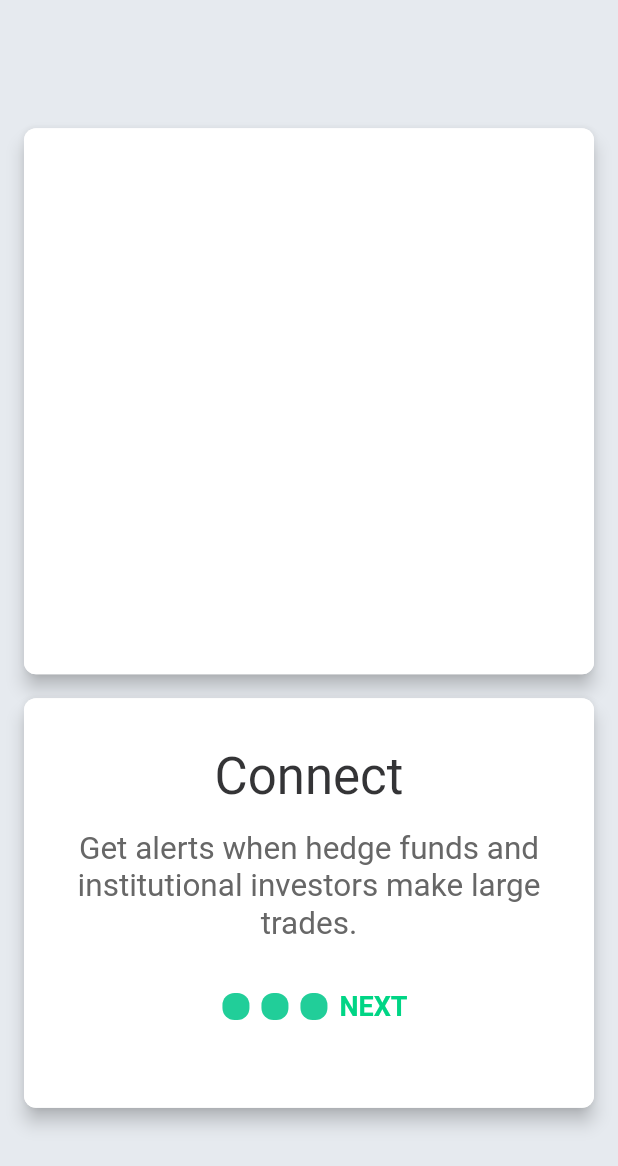
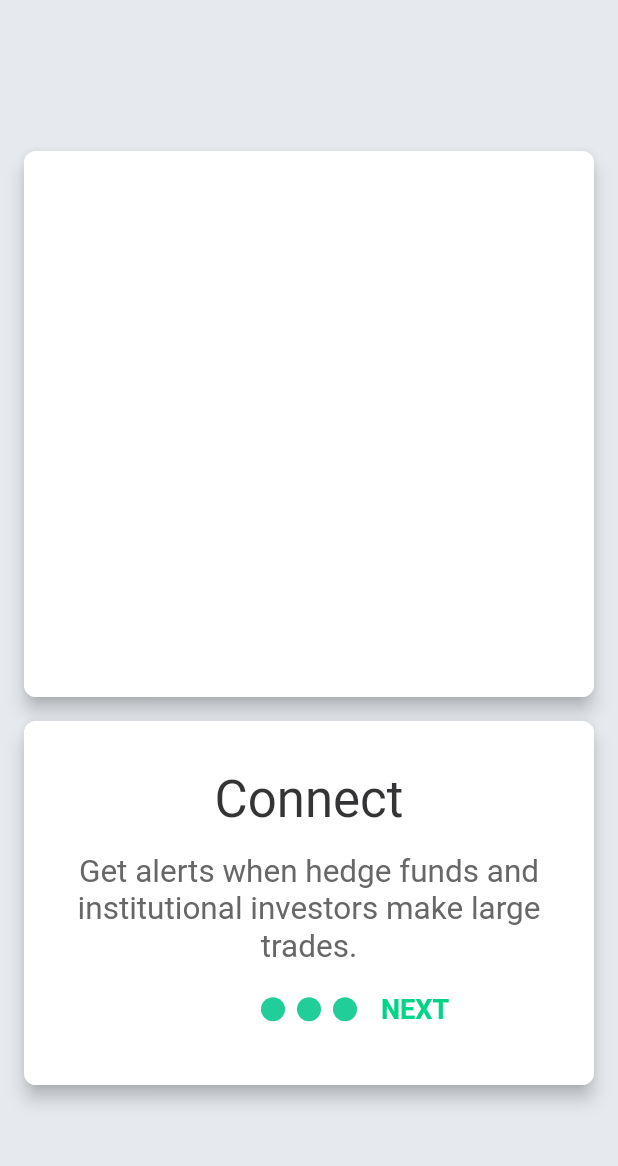
Before and after one commit to alarichartsock/smartmoney, a Flutter app: the screen it shows after launch, after a tap on "NEXT", on a phone screen of 412 x 824 dp. Shown: the top 1166 px of the screen. Run offline on Flutter 3.47's test engine with Material 2 defaults, Android fonts, the phone set to English and light mode, and no system bars; our stand-ins replace bloc, flutter_bloc.

Commit message:
cleaned code & fixed alignment issue
title self explanatory. minor change

```diff
--- a/lib/onboarding/onboarding.dart
+++ b/lib/onboarding/onboarding.dart
@@ -4,75 +4,22 @@ import '../logic/themebloc.dart';
 import 'dart:async';
 
 /*
-List of all the data needed for our specific OnboardingPages. Includes title, description, and ID. Todo: add image.
+Align our 3 OnboaringPages and one PromptPage in a Pageview, recieve when a user taps next and turn the page.
 */
-
-List<PageModel> pageList = [
-  PageModel(
-    "Trade Smart",
-    "Filter stocks by metrics like short interest and short interest change.",
-    1,
-
-  ),
-  PageModel(
-    "Connect",
-    "Get alerts when hedge funds and investors make large trades.",
-    2,
-  ),
-  PageModel(
-    "Get an Edge",
-    "View legal insider trades filed with the SEC, made by top executives.",
-    3,
-  )
-];
-
-class PageModel {
-  String title;
-  String description;
-  int id;
-
-  PageModel(
-    String title,
-    String description,
-    int id);
-
-}
-
 class Onboarding extends StatefulWidget {
   @override
   _OnboardingState createState() => _OnboardingState();
 }
 
-class _OnboardingState extends State<Onboarding>  with SingleTickerProviderStateMixin{
+class _OnboardingState extends State<Onboarding>
+    with SingleTickerProviderStateMixin {
 
-
-  // AnimationController controller;
-  // Animation<double> _fillAnimation;
-
-  // @override
-  // void initState() {
-  //   super.initState();
-  //   controller = AnimationController(duration: const Duration(seconds: 2), vsync: this);
-  //   _fillAnimation = Tween<double>(begin: 0, end: 300).animate(controller)
-  //   ..addListener(() {
-  //     //changes
-  //   }
-  //   );
-  // }
-
-  // @override
-  // void dispose() {
-  //   controller.dispose();
-  //   super.dispose();
-  // }
-
-  PageController _pageController = new PageController(
-
-  );
+  PageController _pageController = new PageController();
   int currentpage = 0;
 
   void jumpForward() {
-    _pageController.nextPage(curve: Curves.easeIn, duration: Duration(milliseconds: 200));
+    _pageController.nextPage(
+        curve: Curves.easeIn, duration: Duration(milliseconds: 200));
   }
 
   @override
@@ -84,20 +31,17 @@ class _OnboardingState extends State<Onboarding>  with SingleTickerProviderState
             "Trade Smart",
             "Filter stocks by metrics like short interest and short interest change.",
             0,
-          jumpForward
-        ),
+            jumpForward),
         OnboardingPage(
             "Connect",
             "Get alerts when hedge funds and institutional investors make large trades.",
             1,
-          jumpForward
-        ),
+            jumpForward),
         OnboardingPage(
             "Get an Edge",
             "View legal insider trades filed with the SEC, made by top executives.",
             2,
-          jumpForward
-        ),
+            jumpForward),
         PromptScreen(),
       ],
     );
@@ -108,7 +52,6 @@ class _OnboardingState extends State<Onboarding>  with SingleTickerProviderState
   Returns an OnboardingPage with tile, description, and image fields.
 */
 class OnboardingPage extends StatefulWidget {
-
   String title;
   String description;
   int id;
@@ -123,21 +66,13 @@ class OnboardingPage extends StatefulWidget {
 
   @override
   _OnboardingPageState createState() => _OnboardingPageState(
-    title: title,
-    description: description,
-    id: id,
-    nextPressed: nextPressed
-  );
+      title: title, description: description, id: id, nextPressed: nextPressed);
 }
 
-class _OnboardingPageState extends State<OnboardingPage> with SingleTickerProviderStateMixin{
-
-  _OnboardingPageState({
-    this.title,
-    this.description,
-    this.id,
-    this.nextPressed
-  });
+class _OnboardingPageState extends State<OnboardingPage>
+    with SingleTickerProviderStateMixin {
+  _OnboardingPageState(
+      {this.title, this.description, this.id, this.nextPressed});
 
   String title;
   String description;
@@ -146,19 +81,22 @@ class _OnboardingPageState extends State<OnboardingPage> with SingleTickerProvid
 
   @override
   Widget build(BuildContext context) {
-
-    double screenHeight = MediaQuery.of(context).size.height; //fetching width and height values of device
+    double screenHeight = MediaQuery.of(context)
+        .size
+        .height; //fetching width and height values of device
     double _screenWidth = MediaQuery.of(context).size.width;
     const double _margin = 16.0; //left and right margins
     double _containerWidth = _screenWidth - (_margin * 2);
     const double _padding = 8.0;
 
-    ThemeData blocData = BlocProvider.of<ThemeBloc>(context).currentState; //storing as a variable to prevent long lines. cut down if not needed.
+    ThemeData blocData = BlocProvider.of<ThemeBloc>(context)
+        .currentState; //storing as a variable to prevent long lines. cut down if not needed.
 
     return Scaffold(
       extendBody: false,
       backgroundColor: Colors.transparent,
-        body: Container( //background
+      body: Container(
+        //background
         color: BlocProvider.of<ThemeBloc>(context).currentState.backgroundColor,
         width: double.infinity,
         height: double.infinity,
@@ -166,19 +104,20 @@ class _OnboardingPageState extends State<OnboardingPage> with SingleTickerProvid
           crossAxisAlignment: CrossAxisAlignment.center,
           mainAxisAlignment: MainAxisAlignment.center,
           children: <Widget>[
-              Material( //todo: add images to top
+            Material(
+              //todo: add images to top
               borderRadius: BorderRadius.all(const Radius.circular(8.0)),
               elevation: 5.0,
-                  child: Container( // Aspect ratio is 1:1.
+              child: Container(
+                // Aspect ratio is 1:1.
                 width: _containerWidth,
                 height: _containerWidth - _margin,
                 decoration: BoxDecoration(
-                    borderRadius: BorderRadius.all(
-                      const Radius.circular(8.0)
+                  borderRadius: BorderRadius.all(const Radius.circular(8.0)),
+                  color: BlocProvider.of<ThemeBloc>(context)
+                      .currentState
+                      .canvasColor,
                 ),
-                    color: BlocProvider.of<ThemeBloc>(context).currentState.canvasColor,
-                  ),
-
               ),
             ),
             Padding(
@@ -186,41 +125,58 @@ class _OnboardingPageState extends State<OnboardingPage> with SingleTickerProvid
               child: Material(
                 borderRadius: BorderRadius.all(const Radius.circular(8.0)),
                 elevation: 5.0,
-                  child: Container( // Aspect ratio is 1:1.
+                child: Container(
+                    // Aspect ratio is 1:1.
                     width: _containerWidth,
-                  height: 3/4 * (_containerWidth - _margin),
+                    height: 2 / 3 * (_containerWidth - _margin),
+                    decoration: BoxDecoration(
+                      borderRadius:
+                          BorderRadius.all(const Radius.circular(8.0)),
+                      color: blocData.canvasColor,
+                    ),
+                    child: Stack(
+                      alignment: AlignmentDirectional.bottomCenter,
+                      children: <Widget>[
+                      Column(
+                        children: <Widget>[
+                          Padding(
+                            padding: const EdgeInsets.only(
+                                top: _margin * 2,
+                                left: _margin,
+                                right: _margin),
+                            child: Text(
+                              "$title",
+                              style: blocData.textTheme.display3,
+                              textAlign: TextAlign.center,
+                            ),
+                          ),
+                          Padding(
+                            padding: const EdgeInsets.only(
+                                top: _margin, left: _margin, right: _margin),
+                            child: Text(
+                              "$description",
+                              style: blocData.textTheme.title,
+                              textAlign: TextAlign.center,
+                            ),
+                          ),
+                        ],
+                      ),
+                      Row(
+                          children: <Widget>[
+                            Padding(
+                              padding: EdgeInsets.only(top: 32, bottom: 40.0),
+                              child: Row(
+                                  crossAxisAlignment: CrossAxisAlignment.center,
+                                  //mainAxisAlignment: MainAxisAlignment.center,
+                                  children: <Widget>[
+                                    Padding(
+                                      padding: EdgeInsets.only(left: (_containerWidth / 2) - 32),
+                                      child: Container(
+                                        width: 16.0,
+                                        height: 16.0,
                                         decoration: BoxDecoration(
                                           borderRadius: BorderRadius.all(
-                      const Radius.circular(8.0)
-                    ),
-                    color: blocData.canvasColor,
-                  ),
-                  child: Column(
-                    crossAxisAlignment: CrossAxisAlignment.center,
-                    mainAxisAlignment: MainAxisAlignment.start,
-                    children: <Widget>[
-                      Padding(
-                        padding: const EdgeInsets.only(top: _margin * 2, left: _margin, right: _margin),
-                        child: Text("$title", style: blocData.textTheme.display3, textAlign: TextAlign.center,),
-                      ),
-                      Padding(
-                        padding: const EdgeInsets.only(top: _margin, left: _margin, right: _margin),
-                        child: Text("$description", style: blocData.textTheme.title,textAlign: TextAlign.center,),
-                      ),
-                      Padding(
-                        padding: EdgeInsets.only(top: 32),
-                        child: Row(
-                          mainAxisAlignment: MainAxisAlignment.center,
-                          children: <Widget>[
-                            Padding(
-                              padding: EdgeInsets.only(left: 8.0),
-                              child: Container(
-                                width: 18.0,
-                                height: 18.0,
-                                decoration: BoxDecoration(
-                                  borderRadius: BorderRadius.all(
-                                    const Radius.circular(8.0)
-                                  ),
+                                              const Radius.circular(8.0)),
                                           color: blocData.primaryColor,
                                         ),
                                       ),
@@ -228,12 +184,11 @@ class _OnboardingPageState extends State<OnboardingPage> with SingleTickerProvid
                                     Padding(
                                       padding: EdgeInsets.only(left: 8.0),
                                       child: Container(
-                                width: 18.0,
-                                height: 18.0,
+                                        width: 16.0,
+                                        height: 16.0,
                                         decoration: BoxDecoration(
                                           borderRadius: BorderRadius.all(
-                                    const Radius.circular(8.0)
-                                  ),
+                                              const Radius.circular(8.0)),
                                           color: blocData.primaryColor,
                                         ),
                                       ),
@@ -241,31 +196,31 @@ class _OnboardingPageState extends State<OnboardingPage> with SingleTickerProvid
                                     Padding(
                                       padding: EdgeInsets.only(left: 8.0),
                                       child: Container(
-                                width: 18.0,
-                                height: 18.0,
+                                        width: 16.0,
+                                        height: 16.0,
                                         decoration: BoxDecoration(
                                           borderRadius: BorderRadius.all(
-                                    const Radius.circular(8.0)
-                                  ),
+                                              const Radius.circular(8.0)),
                                           color: blocData.primaryColor,
                                         ),
                                       ),
                                     ),
                                     Padding(
-                              padding: const EdgeInsets.only(left: 8.0),
+                                      padding: const EdgeInsets.only(left: 16.0),
                                       child: GestureDetector(
-                                child: Text("NEXT", style: blocData.textTheme.button),
+                                        child: Text("NEXT",
+                                            style: blocData.textTheme.button),
                                         onTap: () {
                                           nextPressed();
                                         },
                                       ),
                                     ),
+                                  ]),
+                            ),
                           ],
                         ),
-                      )
-                    ],
-                  )
-                ),
+
+                    ])),
               ),
             ),
           ],
@@ -275,29 +230,33 @@ class _OnboardingPageState extends State<OnboardingPage> with SingleTickerProvid
   }
 }
 
+/*
+  Returns a hard coded Promptscreen, prompting a user to either log in or sign up.
+*/
 class PromptScreen extends StatefulWidget {
   @override
   _PromptScreenState createState() => _PromptScreenState();
 }
 
 class _PromptScreenState extends State<PromptScreen> {
-
-
   @override
   Widget build(BuildContext context) {
-    double screenHeight = MediaQuery.of(context).size.height; //fetching width and height values of device
+    double screenHeight = MediaQuery.of(context)
+        .size
+        .height; //fetching width and height values of device
     double _screenWidth = MediaQuery.of(context).size.width;
     const double _margin = 16.0; //left and right margins
     double _containerWidth = _screenWidth - (_margin * 2);
     const double _padding = 8.0;
 
-    ThemeData blocData = BlocProvider.of<ThemeBloc>(context).currentState; //storing as a variable to prevent long lines. cut down if not needed.
-
+    ThemeData blocData = BlocProvider.of<ThemeBloc>(context)
+        .currentState; //storing as a variable to prevent long lines. cut down if not needed.
 
     return Scaffold(
       extendBody: false,
       backgroundColor: Colors.transparent,
-        body: Container( //background
+      body: Container(
+        //background
         color: BlocProvider.of<ThemeBloc>(context).currentState.backgroundColor,
         width: double.infinity,
         height: double.infinity,
@@ -305,19 +264,19 @@ class _PromptScreenState extends State<PromptScreen> {
           crossAxisAlignment: CrossAxisAlignment.center,
           mainAxisAlignment: MainAxisAlignment.center,
           children: <Widget>[
-              Material( //todo: add images to top
+            Material(
+              //todo: add images to top
               borderRadius: BorderRadius.all(const Radius.circular(8.0)),
               elevation: 5.0,
               child: Container(
                 width: _containerWidth,
-                  height: 6/5 * _containerWidth ,
+                height: 6 / 5 * _containerWidth,
                 decoration: BoxDecoration(
-                    borderRadius: BorderRadius.all(
-                      const Radius.circular(8.0)
+                  borderRadius: BorderRadius.all(const Radius.circular(8.0)),
+                  color: BlocProvider.of<ThemeBloc>(context)
+                      .currentState
+                      .canvasColor,
                 ),
-                    color: BlocProvider.of<ThemeBloc>(context).currentState.canvasColor,
-                  ),
-
               ),
             ),
             Padding(
@@ -325,13 +284,13 @@ class _PromptScreenState extends State<PromptScreen> {
               child: Material(
                 borderRadius: BorderRadius.all(const Radius.circular(8.0)),
                 elevation: 5.0,
-                  child: Container( // Aspect ratio is 1:1.
+                child: Container(
+                    // Aspect ratio is 1:1.
                     width: _containerWidth,
-                  height: 1/2 * (_containerWidth),
+                    height: 1 / 2 * (_containerWidth),
                     decoration: BoxDecoration(
-                    borderRadius: BorderRadius.all(
-                      const Radius.circular(8.0)
-                    ),
+                      borderRadius:
+                          BorderRadius.all(const Radius.circular(8.0)),
                       color: blocData.canvasColor,
                     ),
                     child: Column(
@@ -339,11 +298,17 @@ class _PromptScreenState extends State<PromptScreen> {
                       children: <Widget>[
                         Padding(
                           padding: const EdgeInsets.only(top: _margin),
-                        child: Text("Smartmoney", style: blocData.textTheme.display3,),
+                          child: Text(
+                            "Smartmoney",
+                            style: blocData.textTheme.display3,
+                          ),
                         ),
                         Padding(
                           padding: const EdgeInsets.only(top: _padding),
-                        child: Text("Elevate your trading.", style: blocData.textTheme.title,),
+                          child: Text(
+                            "Elevate your trading.",
+                            style: blocData.textTheme.title,
+                          ),
                         ),
                         Padding(
                           padding: EdgeInsets.only(top: 32),
@@ -351,49 +316,51 @@ class _PromptScreenState extends State<PromptScreen> {
                             mainAxisAlignment: MainAxisAlignment.center,
                             children: <Widget>[
                               RaisedButton(
-                              shape: new RoundedRectangleBorder(borderRadius: new BorderRadius.circular(30.0)),
+                                shape: new RoundedRectangleBorder(
+                                    borderRadius:
+                                        new BorderRadius.circular(30.0)),
                                 onPressed: () {
                                   print("todo: route to next page");
                                 },
                                 color: blocData.primaryColor,
                                 child: Container(
-                                width: 1/3 * _screenWidth,
+                                  width: 1 / 3 * _screenWidth,
                                   height: 48.0,
                                   child: Center(
-                                  child: Text(
-                                  "SIGN IN",
-                                  style: TextStyle(color: Colors.white, fontWeight: FontWeight.w700,fontSize: 16)
-                                  )
-                                  ),
+                                      child: Text("SIGN IN",
+                                          style: TextStyle(
+                                              color: Colors.white,
+                                              fontWeight: FontWeight.w700,
+                                              fontSize: 16))),
                                 ),
                               ),
                               Padding(
                                 padding: EdgeInsets.only(left: _padding * 3),
                                 child: RaisedButton(
-                                shape: new RoundedRectangleBorder(borderRadius: new BorderRadius.circular(30.0)),
+                                  shape: new RoundedRectangleBorder(
+                                      borderRadius:
+                                          new BorderRadius.circular(30.0)),
                                   onPressed: () {
                                     print("todo: route to next page");
                                   },
                                   color: blocData.primaryColor,
                                   child: Container(
-                                  width: 1/3 * _screenWidth,
+                                    width: 1 / 3 * _screenWidth,
                                     height: 48.0,
                                     child: Center(
-                                    child: Text(
-                                    "SIGN UP",
-                                    style: TextStyle(color: Colors.white, fontWeight: FontWeight.w700,fontSize: 16)
-                                    )
+                                        child: Text("SIGN UP",
+                                            style: TextStyle(
+                                                color: Colors.white,
+                                                fontWeight: FontWeight.w700,
+                                                fontSize: 16))),
                                   ),
                                 ),
                               ),
-                            ),
-
                             ],
                           ),
                         )
                       ],
-                  )
-                ),
+                    )),
               ),
             ),
           ],
```
Lines whose indentation alone changed are shown as unchanged.
